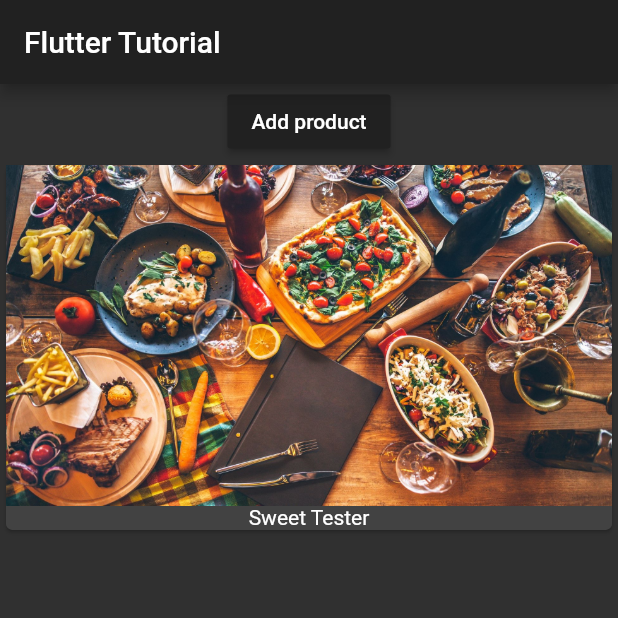
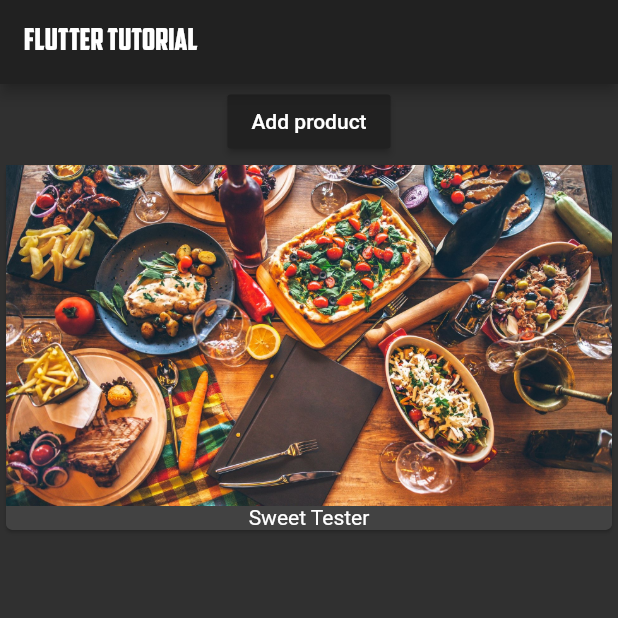
Before and after one commit to aminebma/Flutter-Tutorial, a Flutter app: the screen it shows after launch, on a phone screen of 412 x 824 dp, the top half of it. Run offline on Flutter 3.47's test engine with Material 2 defaults, Android fonts, the phone set to English and light mode, and no system bars.

Commit message:
Adding a custom font

```diff
--- a/lib/main.dart
+++ b/lib/main.dart
@@ -9,13 +9,15 @@ class MyApp extends StatelessWidget {
   Widget build(BuildContext context) {
     return MaterialApp(
       theme: ThemeData(
-        primarySwatch: Colors.deepOrange,
-        accentColor: Colors.deepPurple,
-        brightness: Brightness.dark
-      ),
+          primarySwatch: Colors.deepOrange,
+          accentColor: Colors.deepPurple,
+          brightness: Brightness.dark),
       home: Scaffold(
         appBar: AppBar(
-          title: Text('Flutter Tutorial'),
+          title: Text(
+            'Flutter Tutorial',
+            style: TextStyle(fontFamily: 'AmericanCaptain'),
+          ),
         ),
         body: ProductManager(),
       ),
```
Also changed, not shown: pubspec.yaml (+4 -4 lines), fonts/American-Captain-Regular.otf (added).
